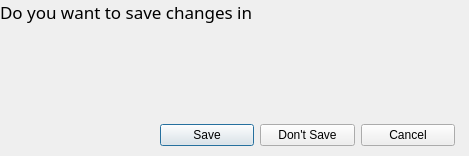
Above: savedialog.ui from BaranovMykola/Notepad before the change. Below: the same form after it.
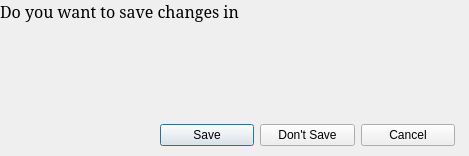
That is the form after the change.

The edit to the form file:
```diff
--- a/savedialog.ui
+++ b/savedialog.ui
@@ -66,8 +66,8 @@
    </property>
    <property name="font">
     <font>
-     <family>Miriam</family>
-     <pointsize>13</pointsize>
+     <family>Constantia</family>
+     <pointsize>12</pointsize>
      <weight>50</weight>
      <italic>false</italic>
      <bold>false</bold>
```
